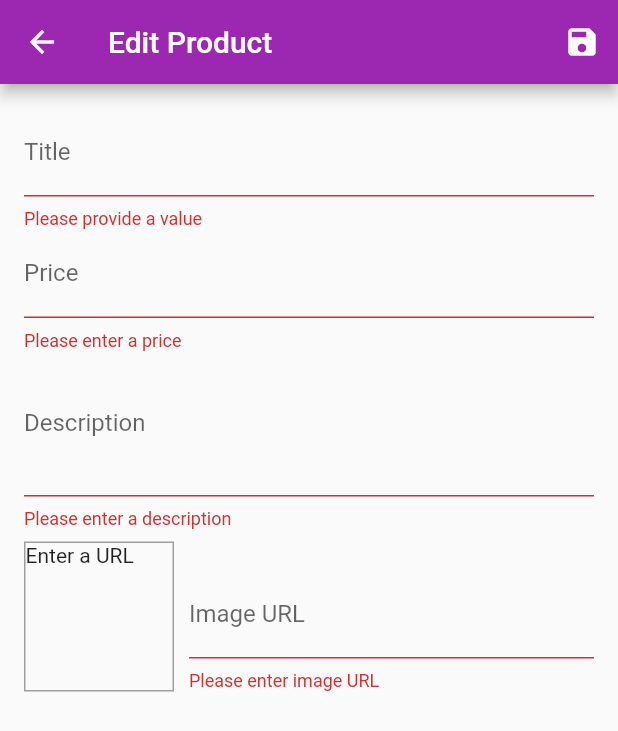
After one commit to itsmushi/shopApp, a Flutter app: the EditProductScreen screen opened by its route, after a tap on the "save" icon, on a phone screen of 412 x 824 dp. The commit adds this screen. Shown: the top 731 px of the screen. Run offline on Flutter 3.47's test engine with Material 2 defaults, Android fonts, the phone set to English and light mode, and no system bars; network calls fail.

Commit message:
product offline CRUD added

```diff
--- a/lib/main.dart
+++ b/lib/main.dart
@@ -1,9 +1,11 @@
 import 'package:flutter/material.dart';
 import 'package:provider/provider.dart';
+import 'package:shop/screens/edit_product_screen.dart';
 
 import './screens/product_overview_screen.dart';
 import './screens/product_detail_screen.dart';
 import './screens/order_screen.dart';
+import './screens/user_products.dart';
 import 'providers/products.dart';
 import 'providers/cart.dart';
 import 'providers/order.dart';
@@ -39,6 +41,8 @@ class _MyAppState extends State<MyApp> {
             ProductDetailScreen.routeName: (_) => ProductDetailScreen(),
             CartScreen.routeName: (_) => CartScreen(),
             OrderScreen.routeName: (_) => OrderScreen(),
+            UserProductScreen.routeName: (_) => UserProductScreen(),
+            EditProductScreen.routeName:(_)=>EditProductScreen(),
           },
         ));
   }
--- a/lib/providers/products.dart
+++ b/lib/providers/products.dart
@@ -3,7 +3,7 @@ import 'package:flutter/material.dart';
 import 'product.dart';
 
 class Products with ChangeNotifier {
-  List<Product> _items=[
+  List<Product> _items = [
     Product(
       id: 'p1',
       title: 'Red Shirt',
@@ -38,20 +38,37 @@ class Products with ChangeNotifier {
     ),
   ];
 
-  bool _showFavoritesOnly=false;
+  bool _showFavoritesOnly = false;
 
-
-
-  List<Product> get items{
-
-    return  _items.toList();
+  List<Product> get items {
+    return _items.toList();
   }
 
-  List<Product> get favoriteItems{
-    return _items.where((element) => element.isFavorite==true).toList();
+  List<Product> get favoriteItems {
+    return _items.where((element) => element.isFavorite == true).toList();
   }
 
-  void addProduct(){
+  void addProduct(Product product) {
+    final newProduct = Product(
+        title: product.title,
+        imageUrl: product.imageUrl,
+        id: DateTime.now().toString(),
+        description: product.description,
+        price: product.price);
+    _items.add(newProduct);
+    notifyListeners();
+  }
+
+  void updateProduct(String prodID, Product newProduct) {
+    final prodIndex = _items.indexWhere((element) => element.id == prodID);
+    if (prodIndex >= 0) {
+      _items[prodIndex] = newProduct;
+      notifyListeners();
+    }
+  }
+
+  void deleteProduct(String id){
+    _items.removeWhere((element) => element.id==id);
     notifyListeners();
   }
 
@@ -65,8 +82,7 @@ class Products with ChangeNotifier {
   //   notifyListeners();
   // }
 
-  Product findByID(String id){
-    return items.firstWhere((element) => element.id==id);
+  Product findByID(String id) {
+    return items.firstWhere((element) => element.id == id);
   }
-
 }
--- /dev/null
+++ b/lib/screens/edit_product_screen.dart
@@ -0,0 +1,221 @@
+import 'package:flutter/material.dart';
+import 'package:provider/provider.dart';
+import 'package:shop/providers/product.dart';
+import 'package:shop/providers/products.dart';
+
+class EditProductScreen extends StatefulWidget {
+  static const routeName = 'edit-product';
+  @override
+  _EditProductScreenState createState() => _EditProductScreenState();
+}
+
+class _EditProductScreenState extends State<EditProductScreen> {
+  final _priceFocusNode = FocusNode();
+  final _descriptionFocusNode = FocusNode();
+
+  final _imageUrlController = TextEditingController();
+  final _form = GlobalKey<FormState>();
+
+  var _isInit = true;
+
+  var _editedProduct =
+      Product(id: null, title: "", description: "", price: 0, imageUrl: "");
+
+  var _initValues = {
+    "id": "",
+    "title": "",
+    " description": "",
+    "price": '',
+    "imageUrl": ""
+  };
+
+  @override
+  void didChangeDependencies() {
+    if (_isInit) {
+      final productID = ModalRoute.of(context).settings.arguments as String;
+      if (productID != null) {
+        _editedProduct =
+            Provider.of<Products>(context, listen: false).findByID(productID);
+
+        _initValues = {
+          "id": _editedProduct.id,
+          "title": _editedProduct.title,
+          "description": _editedProduct.description,
+          "price": _editedProduct.price.toString(),
+          // "imageUrl": _editedProduct.imageUrl      coz for this we use controller
+          "imageUrl": ""
+        };
+
+        _imageUrlController.text = _editedProduct.imageUrl;
+      }
+    }
+    _isInit = false;
+    super.didChangeDependencies();
+  }
+
+  @override
+  void dispose() {
+    //fpr memory leaks
+    _priceFocusNode.dispose();
+    _descriptionFocusNode.dispose();
+    _imageUrlController.dispose();
+    super.dispose();
+  }
+
+  void _saveForm() {
+    final isValid = _form.currentState.validate();
+    if (!isValid) {
+      return;
+    }
+    _form.currentState.save();
+    if (_editedProduct.id != null) {
+      //its  for editing
+      Provider.of<Products>(context, listen: false)
+          .updateProduct(_editedProduct.id, _editedProduct);
+    } else {
+      Provider.of<Products>(context, listen: false).addProduct(_editedProduct);
+    }
+
+    Navigator.of(context).pop();
+  }
+
+  @override
+  Widget build(BuildContext context) {
+    return Scaffold(
+      appBar: AppBar(
+        title: Text("Edit Product"),
+        actions: [IconButton(icon: Icon(Icons.save), onPressed: _saveForm)],
+      ),
+      body: Padding(
+        padding: const EdgeInsets.all(16.0),
+        child: Form(
+          key: _form,
+          autovalidate: true,
+          child: ListView(
+            children: [
+              TextFormField(
+                decoration: InputDecoration(labelText: "Title"),
+                textInputAction: TextInputAction.next,
+                initialValue: _initValues["title"],
+                onFieldSubmitted: (_) {
+                  FocusScope.of(context).requestFocus(_priceFocusNode);
+                },
+                validator: (value) {
+                  if (value.isEmpty) {
+                    return 'Please provide a value';
+                  }
+                },
+                onSaved: (value) {
+                  _editedProduct = Product(
+                      id: _editedProduct.id,
+                      isFavorite: _editedProduct.isFavorite,
+                      title: value,
+                      description: _editedProduct.description,
+                      price: _editedProduct.price,
+                      imageUrl: _editedProduct.imageUrl);
+                },
+              ),
+              TextFormField(
+                  decoration: InputDecoration(labelText: "Price"),
+                  textInputAction: TextInputAction.next,
+                  keyboardType: TextInputType.number,
+                  focusNode: _priceFocusNode,
+                  initialValue: _initValues["price"],
+                  validator: (value) {
+                    if (value.isEmpty) {
+                      return 'Please enter a price';
+                    }
+                    if (double.tryParse(value) == null) {
+                      return 'Please enter a valid number';
+                    }
+                    if (double.parse(value) <= 0) {
+                      return 'Please enter a number that is greater than zero';
+                    }
+                    return null;
+                  },
+                  onFieldSubmitted: (_) {
+                    FocusScope.of(context).requestFocus(_descriptionFocusNode);
+                  },
+                  onSaved: (value) {
+                    _editedProduct = Product(
+                        id: _editedProduct.id,
+                        isFavorite: _editedProduct.isFavorite,
+                        title: _editedProduct.title,
+                        description: _editedProduct.description,
+                        price: double.parse(value),
+                        imageUrl: _editedProduct.imageUrl);
+                  }),
+              TextFormField(
+                  decoration: InputDecoration(labelText: "Description"),
+                  maxLines: 3,
+                  keyboardType: TextInputType.multiline,
+                  textInputAction: TextInputAction.next,
+                  initialValue: _initValues["description"],
+                  validator: (value) {
+                    if (value.isEmpty) {
+                      return 'Please enter a description';
+                    }
+                    if (value.length < 10) {
+                      return 'Should be atleast 10 characters!';
+                    }
+                    return null;
+                  },
+                  onSaved: (value) {
+                    _editedProduct = Product(
+                        id: _editedProduct.id,
+                        isFavorite: _editedProduct.isFavorite,
+                        title: _editedProduct.title,
+                        description: value,
+                        price: _editedProduct.price,
+                        imageUrl: _editedProduct.imageUrl);
+                  }),
+              Row(
+                crossAxisAlignment: CrossAxisAlignment.end,
+                children: [
+                  Container(
+                    height: 100,
+                    width: 100,
+                    margin: EdgeInsets.only(top: 8, right: 10),
+                    decoration: BoxDecoration(
+                      border: Border.all(width: 1, color: Colors.grey),
+                    ),
+                    child: _imageUrlController.text.isEmpty
+                        ? Text("Enter a URL")
+                        : FittedBox(
+                            child: Image.network(_imageUrlController.text),
+                            fit: BoxFit.cover,
+                          ),
+                  ),
+                  Expanded(
+                    child: TextFormField(
+                        decoration: InputDecoration(labelText: "Image URL"),
+                        keyboardType: TextInputType.url,
+                        textInputAction: TextInputAction.done,
+                        controller: _imageUrlController,
+                        onFieldSubmitted: (_) {
+                          _saveForm();
+                        },
+                        validator: (value) {
+                          if (value.isEmpty) {
+                            return 'Please enter image URL';
+                          }
+                        },
+                        onSaved: (value) {
+                          _editedProduct = Product(
+                              id: _editedProduct.id,
+                              isFavorite: _editedProduct.isFavorite,
+                              title: _editedProduct.title,
+                              description: _editedProduct.description,
+                              price: _editedProduct.price,
+                              imageUrl: value);
+                        }),
+                  )
+                ],
+              )
+            ],
+          ),
+        ),
+      ),
+    );
+  }
+}
--- a/lib/widgets/app_drawer.dart
+++ b/lib/widgets/app_drawer.dart
@@ -1,6 +1,7 @@
 import 'package:flutter/material.dart';
 import 'package:shop/screens/cart_screen.dart';
 import 'package:shop/screens/order_screen.dart';
+import 'package:shop/screens/user_products.dart';
 
 class AppDrawer extends StatelessWidget {
   @override
@@ -27,6 +28,14 @@ class AppDrawer extends StatelessWidget {
               Navigator.pushNamed(context, OrderScreen.routeName);
             },
           ),
+          Divider(),
+          ListTile(
+            leading: Icon(Icons.edit),
+            title: Text("Manage Product"),
+            onTap: () {
+              Navigator.pushNamed(context,UserProductScreen.routeName);
+            },
+          )
         ],
       ),
     );
```
Also changed, not shown: lib/providers/cart.dart (+29 -13 lines), lib/screens/user_products.dart (added, +43 -0 lines), lib/widgets/cart_item.dart (+23 -1 lines), lib/widgets/product_item.dart (+9 -0 lines), lib/widgets/user_product_item.dart (added, +44 -0 lines).
